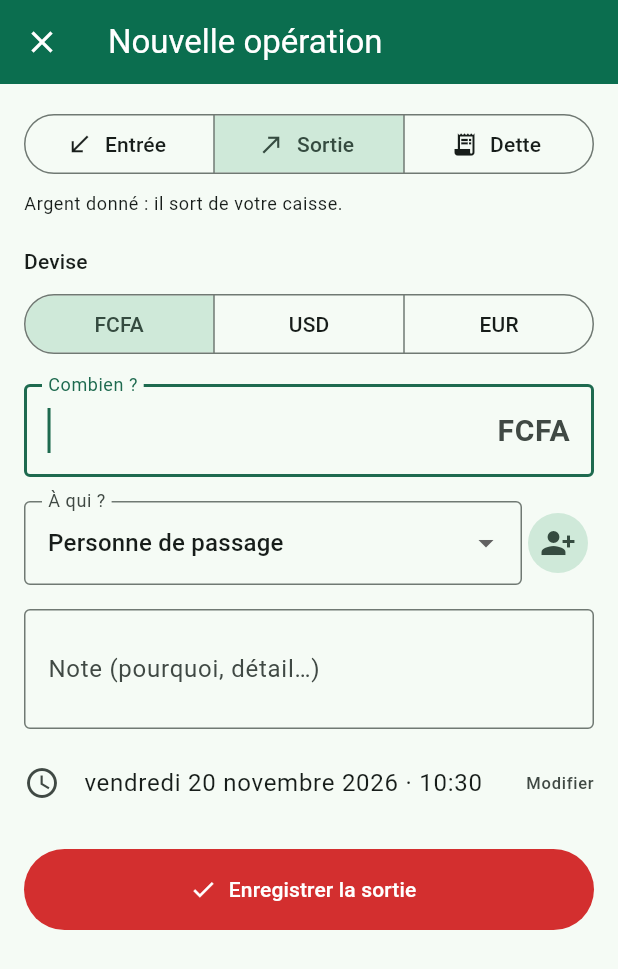
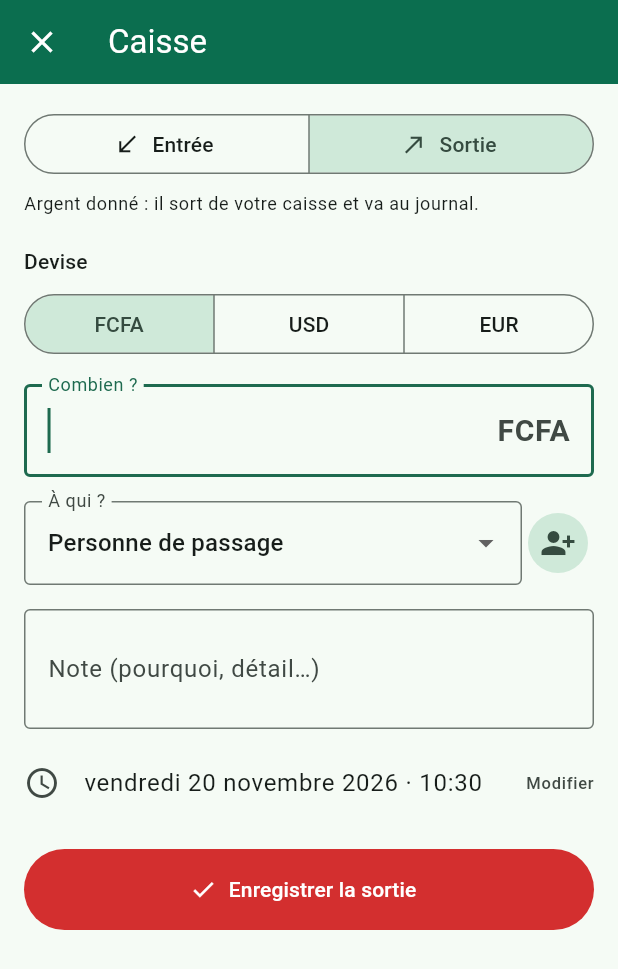
Before and after one commit to syllapro888/calculatrice, a Flutter app: the DashboardTab screen opened directly with empty values, after a tap on "Sortie", on a phone screen of 412 x 824 dp. Shown: the top 969 px of the screen. Run offline on Flutter 3.47's test engine with Material 3 defaults, Android fonts, the phone set to English and light mode, and no system bars; our stand-ins replace cloud_firestore, firebase_auth, firebase_core, shared_preferences, sqflite; accounts and stored records are empty.

Commit message:
Version 1.2 : dettes à part, journal à part
- Nouvelle page « Dettes » (onglet) : totaux, liste par client, historique.
- Les dettes et leurs remboursements ne comptent plus dans la caisse,
  ni dans le journal, ni dans l'accueil.
- Le formulaire de caisse ne propose plus que Entrée / Sortie ;
  le formulaire de dette ne propose que les choix de dette.

Co-Authored-By: Claude Opus 5.5 <noreply@anthropic.com>
Claude-Session: https://claude.ai/code/session_01SRacvdjLySt2a9aiwKKBWn

```diff
--- a/lib/data/ledger.dart
+++ b/lib/data/ledger.dart
@@ -15,21 +15,26 @@ class Amounts {
   Amounts operator +(Amounts o) => Amounts({for (final c in Currency.values) c: this[c] + o[c]});
 }
 
+/// Opération du carnet des dettes (dette notée, remboursement reçu ou donné).
+/// Ces opérations restent à part : elles ne comptent jamais dans la caisse ni dans le journal.
+bool isDebtTxn(Txn t) => t.kind == TxnKind.debt || t.kind == TxnKind.received || t.kind == TxnKind.given;
+
 /// Effet d'une opération sur ma caisse (positif = entre dans la caisse).
+/// Les dettes et leurs remboursements n'y touchent pas.
 Amounts cashEffect(Txn t) {
   final a = Amounts();
   if (t.deleted) return a;
   switch (t.kind) {
     case TxnKind.cashIn:
-    case TxnKind.received:
       a.add(t.fromCur, t.fromAmt);
     case TxnKind.cashOut:
-    case TxnKind.given:
       a.add(t.fromCur, -t.fromAmt);
     case TxnKind.exchange:
       a.add(t.fromCur, t.paidAmt);
       if (t.toCur != null) a.add(t.toCur!, -t.toAmt);
     case TxnKind.debt:
+    case TxnKind.received:
+    case TxnKind.given:
       break;
   }
   return a;
@@ -60,11 +65,11 @@ Amounts sumCash(Iterable<Txn> txns) => txns.fold(Amounts(), (acc, t) => acc + ca
 
 Amounts sumBalance(Iterable<Txn> txns) => txns.fold(Amounts(), (acc, t) => acc + balanceEffect(t));
 
-/// Entrées et sorties de caisse, séparées par devise.
+/// Entrées et sorties de caisse, séparées par devise (sans les dettes).
 class Flows {
   Flows(Iterable<Txn> txns) {
     for (final t in txns) {
-      if (t.deleted) continue;
+      if (t.deleted || isDebtTxn(t)) continue;
       count++;
       final e = cashEffect(t);
       for (final c in Currency.values) {
@@ -81,15 +86,12 @@ class Flows {
   Amounts get net => Amounts({for (final c in Currency.values) c: cashIn[c] - cashOut[c]});
 }
 
-/// Résumé d'une journée pour le journal.
+/// Résumé d'une journée pour le journal (caisse seulement, sans les dettes).
 class DaySummary {
-  DaySummary({required this.opening, required this.flows, required this.newDebt});
+  DaySummary({required this.opening, required this.flows});
 
   final Amounts opening;
   final Flows flows;
-
-  /// Dettes créées ou remboursées ce jour-là (variation des soldes clients).
-  final Amounts newDebt;
 
   Amounts get cashIn => flows.cashIn;
   Amounts get cashOut => flows.cashOut;
@@ -99,4 +101,4 @@ class DaySummary {
 }
 
 DaySummary summarizeDay(Amounts opening, Iterable<Txn> dayTxns) =>
-    DaySummary(opening: opening, flows: Flows(dayTxns), newDebt: sumBalance(dayTxns));
+    DaySummary(opening: opening, flows: Flows(dayTxns));
--- a/lib/data/models.dart
+++ b/lib/data/models.dart
@@ -62,10 +62,10 @@ enum TxnKind {
   /// Ancien type (version 1) : change avec taux. Gardé pour afficher l'historique.
   exchange('exchange', 'Change'),
 
-  /// Le client me rembourse : entre dans la caisse et diminue sa dette.
+  /// Le client me rembourse : diminue sa dette (carnet des dettes, hors caisse).
   received('received', 'Il m\'a remboursé'),
 
-  /// Je rembourse le client (ou je lui prête) : sort de la caisse.
+  /// Je rembourse le client (ou je lui prête) : carnet des dettes, hors caisse.
   given('given', 'Je lui ai remboursé'),
 
   /// Dette notée sans mouvement de caisse. fromAmt > 0 : le client me doit ;
--- a/lib/data/store.dart
+++ b/lib/data/store.dart
@@ -67,6 +67,17 @@ class AppStore extends ChangeNotifier {
     return list;
   }
 
+  /// Opérations de caisse seulement (pour l'accueil et le journal) : jamais les dettes.
+  List<Txn> get cashTxns => txns.where((t) => !isDebtTxn(t)).toList();
+
+  /// Opérations du carnet des dettes, de la plus ancienne à la plus récente.
+  /// Comprend aussi les anciens changes payés en partie (le reste était une dette).
+  List<Txn> get debtTxns =>
+      txns.where((t) => isDebtTxn(t) || (t.kind == TxnKind.exchange && t.fromAmt != t.paidAmt)).toList();
+
+  /// Clients qui ont une dette (dans un sens ou dans l'autre).
+  List<Client> get clientsWithDebt => clients.where((c) => !balanceOf(c.id).isZero).toList();
+
   List<Txn> txnsOfClient(String clientId) => txns.where((t) => t.clientId == clientId).toList();
 
   List<Txn> txnsOfDay(String day) => txns.where((t) => dayKey(t.date) == day).toList();
@@ -116,9 +127,9 @@ class AppStore extends ChangeNotifier {
     return summaryOf(days.last).closing;
   }
 
-  /// Jours qui ont une activité (ouverture ou opérations), du plus récent au plus ancien.
+  /// Jours qui ont une activité de caisse (ouverture ou opérations), du plus récent au plus ancien.
   List<String> get activeDays {
-    final set = <String>{..._openings.keys, ...txns.map((t) => dayKey(t.date))};
+    final set = <String>{..._openings.keys, ...cashTxns.map((t) => dayKey(t.date))};
     return set.toList()..sort((a, b) => b.compareTo(a));
   }
 
--- a/lib/ui/dashboard_tab.dart
+++ b/lib/ui/dashboard_tab.dart
@@ -21,8 +21,8 @@ class DashboardTab extends StatelessWidget {
     final theme = Theme.of(context);
     final today = dayKey(DateTime.now());
     final summary = store.summaryOf(today);
-    final debts = store.debtTotals;
-    final recent = store.txns.reversed.take(8).toList();
+    // Accueil = caisse seulement. Les dettes ont leur propre page.
+    final recent = store.cashTxns.reversed.take(8).toList();
 
     return Scaffold(
       appBar: AppBar(
@@ -66,26 +66,7 @@ class DashboardTab extends StatelessWidget {
             const SizedBox(height: 12),
           ],
 
-          SectionTitle('Dettes', trailing: TextButton(onPressed: () => onOpenTab(1), child: const Text('Clients'))),
-          Card(
-            child: Padding(
-              padding: const EdgeInsets.all(12),
-              child: Column(
-                crossAxisAlignment: CrossAxisAlignment.start,
-                children: [
-                  Text('Les clients me doivent', style: TextStyle(color: Colors.red.shade700, fontWeight: FontWeight.w600)),
-                  const SizedBox(height: 4),
-                  AmountChips(amounts: debts.owedToMe),
-                  const SizedBox(height: 12),
-                  Text('Je dois aux clients', style: TextStyle(color: Colors.orange.shade800, fontWeight: FontWeight.w600)),
-                  const SizedBox(height: 4),
-                  AmountChips(amounts: debts.iOwe),
-                ],
-              ),
-            ),
-          ),
-
-          SectionTitle('Dernières opérations', trailing: TextButton(onPressed: () => onOpenTab(2), child: const Text('Journal'))),
+          SectionTitle('Dernières opérations', trailing: TextButton(onPressed: () => onOpenTab(3), child: const Text('Journal'))),
           if (recent.isEmpty)
             const Card(child: ListTile(title: Text('Aucune opération pour le moment')))
           else
--- a/lib/ui/home_screen.dart
+++ b/lib/ui/home_screen.dart
@@ -3,6 +3,7 @@ import 'package:flutter/material.dart';
 import '../app.dart';
 import 'clients_tab.dart';
 import 'dashboard_tab.dart';
+import 'debts_tab.dart';
 import 'journal_tab.dart';
 import 'opening_screen.dart';
 import 'settings_tab.dart';
@@ -38,6 +39,7 @@ class _HomeScreenState extends State<HomeScreen> {
         final pages = [
           DashboardTab(onOpenTab: (i) => setState(() => _tab = i)),
           const ClientsTab(),
+          const DebtsTab(),
           const JournalTab(),
           const SettingsTab(),
         ];
@@ -49,6 +51,7 @@ class _HomeScreenState extends State<HomeScreen> {
             destinations: const [
               NavigationDestination(icon: Icon(Icons.home_outlined), selectedIcon: Icon(Icons.home), label: 'Accueil'),
               NavigationDestination(icon: Icon(Icons.people_outline), selectedIcon: Icon(Icons.people), label: 'Clients'),
+              NavigationDestination(icon: Icon(Icons.receipt_long_outlined), selectedIcon: Icon(Icons.receipt_long), label: 'Dettes'),
               NavigationDestination(icon: Icon(Icons.menu_book_outlined), selectedIcon: Icon(Icons.menu_book), label: 'Journal'),
               NavigationDestination(icon: Icon(Icons.settings_outlined), selectedIcon: Icon(Icons.settings), label: 'Réglages'),
             ],
--- a/lib/ui/txn_form.dart
+++ b/lib/ui/txn_form.dart
@@ -99,8 +99,8 @@ class _TxnFormScreenState extends State<TxnFormScreen> {
     final kind = _kind;
     final signed = kind == TxnKind.debt && _debt == DebtChoice.iOwe ? -amount : amount;
 
-    // Avertit si la caisse du jour devient négative.
-    if ((kind == TxnKind.cashOut || kind == TxnKind.given) &&
+    // Avertit si la caisse du jour devient négative (les dettes n'y touchent pas).
+    if (kind == TxnKind.cashOut &&
         store.todayOpened &&
         dayKey(_date) == dayKey(DateTime.now())) {
       final cash = store.currentCash[_cur];
@@ -140,17 +140,19 @@ class _TxnFormScreenState extends State<TxnFormScreen> {
     };
 
     return Scaffold(
-      appBar: AppBar(title: const Text('Nouvelle opération')),
+      appBar: AppBar(title: Text(_mode == EntryMode.debt ? 'Dette' : 'Caisse')),
       body: SafeArea(
         child: ListView(
           padding: const EdgeInsets.all(16),
           children: [
+            // Caisse et dettes restent séparées : depuis la caisse on ne choisit
+            // qu'Entrée ou Sortie, depuis les dettes seulement les choix de dette.
+            if (_mode != EntryMode.debt)
               SegmentedButton<EntryMode>(
                 showSelectedIcon: false,
                 segments: const [
                   ButtonSegment(value: EntryMode.cashIn, label: Text('Entrée'), icon: Icon(Icons.south_west, size: 18)),
                   ButtonSegment(value: EntryMode.cashOut, label: Text('Sortie'), icon: Icon(Icons.north_east, size: 18)),
-                ButtonSegment(value: EntryMode.debt, label: Text('Dette'), icon: Icon(Icons.receipt_long, size: 18)),
                 ],
                 selected: {_mode},
                 onSelectionChanged: (s) => setState(() {
@@ -267,13 +269,13 @@ class _TxnFormScreenState extends State<TxnFormScreen> {
   }
 
   String get _help => switch (_mode) {
-        EntryMode.cashIn => 'Argent reçu : il s\'ajoute à votre caisse.',
-        EntryMode.cashOut => 'Argent donné : il sort de votre caisse.',
+        EntryMode.cashIn => 'Argent reçu : il s\'ajoute à votre caisse et au journal.',
+        EntryMode.cashOut => 'Argent donné : il sort de votre caisse et va au journal.',
         EntryMode.debt => switch (_debt) {
-            DebtChoice.heOwes => 'Le client vous doit de l\'argent (la caisse ne change pas).',
-            DebtChoice.iOwe => 'Vous devez de l\'argent au client (la caisse ne change pas).',
-            DebtChoice.heRepaid => 'Le client vous rembourse : l\'argent entre en caisse et sa dette diminue.',
-            DebtChoice.iRepaid => 'Vous remboursez le client : l\'argent sort de la caisse.',
+            DebtChoice.heOwes => 'Le client vous doit de l\'argent. Reste dans la page Dettes (ni caisse, ni journal).',
+            DebtChoice.iOwe => 'Vous devez de l\'argent au client. Reste dans la page Dettes (ni caisse, ni journal).',
+            DebtChoice.heRepaid => 'Le client vous rembourse : sa dette diminue. Reste dans la page Dettes (ni caisse, ni journal).',
+            DebtChoice.iRepaid => 'Vous remboursez le client : votre dette diminue. Reste dans la page Dettes (ni caisse, ni journal).',
           },
       };
 }
```
Also changed, not shown: lib/ui/debts_tab.dart (added, +160 -0 lines), lib/ui/journal_tab.dart (+6 -4 lines), 2 other files. Lines whose indentation alone changed are shown as unchanged.
